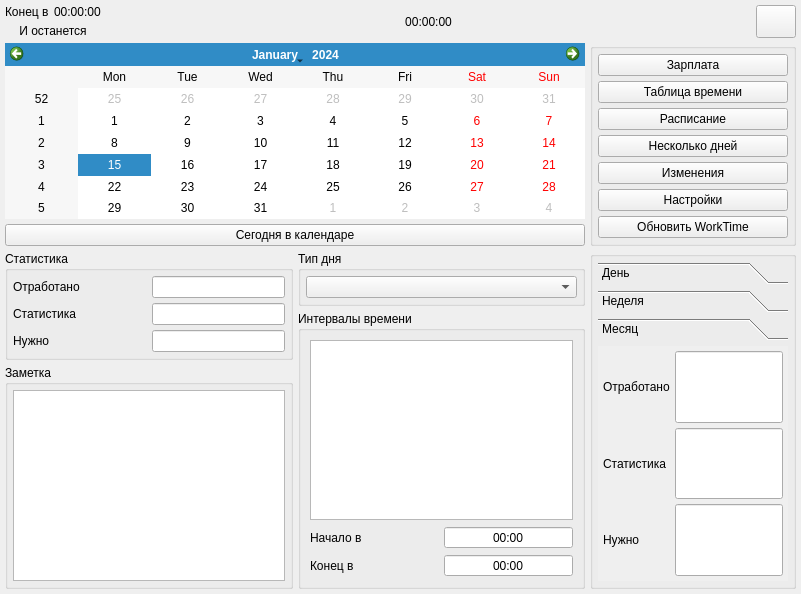
Old version of the form src/gui/worktimewindow.ui in the repository rnikbond/worktime.
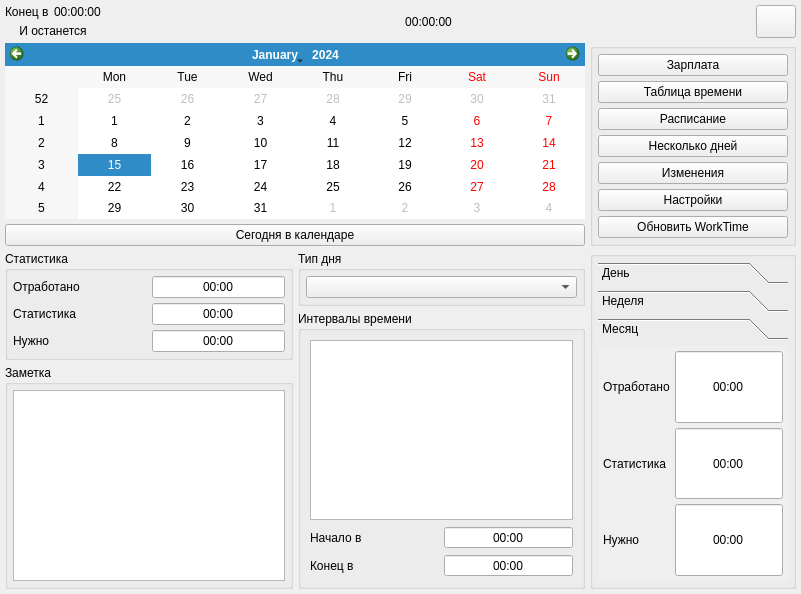
New version of the form. The open tabs and pages were chosen to show the change.

```diff
--- a/src/gui/worktimewindow.ui
+++ b/src/gui/worktimewindow.ui
@@ -96,6 +96,9 @@
         </item>
         <item row="0" column="1">
          <widget class="QLineEdit" name="WorkedToDayValue">
+          <property name="text">
+           <string>00:00</string>
+          </property>
           <property name="alignment">
            <set>Qt::AlignCenter</set>
           </property>
@@ -116,6 +119,9 @@
         </item>
         <item row="1" column="1">
          <widget class="QLineEdit" name="StatisticToDayValue">
+          <property name="text">
+           <string>00:00</string>
+          </property>
           <property name="alignment">
            <set>Qt::AlignCenter</set>
           </property>
@@ -136,6 +142,9 @@
         </item>
         <item row="2" column="1">
          <widget class="QLineEdit" name="NeedToDayValue">
+          <property name="text">
+           <string>00:00</string>
+          </property>
           <property name="alignment">
            <set>Qt::AlignCenter</set>
           </property>
@@ -599,6 +608,9 @@
               <verstretch>0</verstretch>
              </sizepolicy>
             </property>
+            <property name="text">
+             <string>00:00</string>
+            </property>
             <property name="alignment">
              <set>Qt::AlignCenter</set>
             </property>
@@ -625,6 +637,9 @@
               <verstretch>0</verstretch>
              </sizepolicy>
             </property>
+            <property name="text">
+             <string>00:00</string>
+            </property>
             <property name="alignment">
              <set>Qt::AlignCenter</set>
             </property>
@@ -651,6 +666,9 @@
               <verstretch>0</verstretch>
              </sizepolicy>
             </property>
+            <property name="text">
+             <string>00:00</string>
+            </property>
             <property name="alignment">
              <set>Qt::AlignCenter</set>
             </property>
```
Left out of the diff: 17 changed lines with no effect on the pictures.
